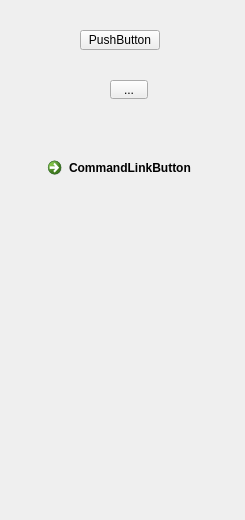
The window that CustomPainteWidget/LeftPanel.ui (suncaiyu/qt-custom-widget) describes before a commit, drawn with Qt 5.
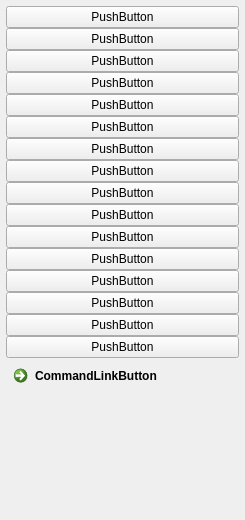
The same window after the commit. Custom widgets are drawn as their Qt base class.

```diff
--- a/CustomPainteWidget/LeftPanel.ui
+++ b/CustomPainteWidget/LeftPanel.ui
@@ -13,46 +13,150 @@
   <property name="windowTitle">
    <string>Frame</string>
   </property>
-  <widget class="QPushButton" name="pushButton">
-   <property name="geometry">
-    <rect>
-     <x>80</x>
-     <y>30</y>
-     <width>80</width>
-     <height>20</height>
-    </rect>
+  <layout class="QVBoxLayout" name="verticalLayout">
+   <property name="spacing">
+    <number>0</number>
    </property>
-   <property name="text">
-    <string>PushButton</string>
+   <property name="leftMargin">
+    <number>6</number>
    </property>
-  </widget>
-  <widget class="QToolButton" name="toolButton">
-   <property name="geometry">
-    <rect>
-     <x>110</x>
-     <y>80</y>
-     <width>38</width>
-     <height>19</height>
-    </rect>
+   <property name="topMargin">
+    <number>6</number>
    </property>
-   <property name="text">
-    <string>...</string>
+   <property name="rightMargin">
+    <number>6</number>
    </property>
-  </widget>
-  <widget class="QCommandLinkButton" name="commandLinkButton">
-   <property name="geometry">
-    <rect>
-     <x>40</x>
-     <y>150</y>
-     <width>168</width>
-     <height>41</height>
-    </rect>
+   <property name="bottomMargin">
+    <number>0</number>
    </property>
-   <property name="text">
-    <string>CommandLinkButton</string>
-   </property>
-  </widget>
+   <item>
+    <widget class="SPushButton" name="pushButton">
+     <property name="text">
+      <string>PushButton</string>
+     </property>
+    </widget>
+   </item>
+   <item>
+    <widget class="SPushButton" name="pushButton_2">
+     <property name="text">
+      <string>PushButton</string>
+     </property>
+    </widget>
+   </item>
+   <item>
+    <widget class="SPushButton" name="pushButton_3">
+     <property name="text">
+      <string>PushButton</string>
+     </property>
+    </widget>
+   </item>
+   <item>
+    <widget class="SPushButton" name="pushButton_4">
+     <property name="text">
+      <string>PushButton</string>
+     </property>
+    </widget>
+   </item>
+   <item>
+    <widget class="SPushButton" name="pushButton_5">
+     <property name="text">
+      <string>PushButton</string>
+     </property>
+    </widget>
+   </item>
+   <item>
+    <widget class="SPushButton" name="pushButton_6">
+     <property name="text">
+      <string>PushButton</string>
+     </property>
+    </widget>
+   </item>
+   <item>
+    <widget class="SPushButton" name="pushButton_7">
+     <property name="text">
+      <string>PushButton</string>
+     </property>
+    </widget>
+   </item>
+   <item>
+    <widget class="SPushButton" name="pushButton_8">
+     <property name="text">
+      <string>PushButton</string>
+     </property>
+    </widget>
+   </item>
+   <item>
+    <widget class="SPushButton" name="pushButton_9">
+     <property name="text">
+      <string>PushButton</string>
+     </property>
+    </widget>
+   </item>
+   <item>
+    <widget class="SPushButton" name="pushButton_10">
+     <property name="text">
+      <string>PushButton</string>
+     </property>
+    </widget>
+   </item>
+   <item>
+    <widget class="SPushButton" name="pushButton_11">
+     <property name="text">
+      <string>PushButton</string>
+     </property>
+    </widget>
+   </item>
+   <item>
+    <widget class="SPushButton" name="pushButton_12">
+     <property name="text">
+      <string>PushButton</string>
+     </property>
+    </widget>
+   </item>
+   <item>
+    <widget class="SPushButton" name="pushButton_13">
+     <property name="text">
+      <string>PushButton</string>
+     </property>
+    </widget>
+   </item>
+   <item>
+    <widget class="SPushButton" name="pushButton_14">
+     <property name="text">
+      <string>PushButton</string>
+     </property>
+    </widget>
+   </item>
+   <item>
+    <widget class="SPushButton" name="pushButton_15">
+     <property name="text">
+      <string>PushButton</string>
+     </property>
+    </widget>
+   </item>
+   <item>
+    <widget class="SPushButton" name="pushButton_16">
+     <property name="text">
+      <string>PushButton</string>
+     </property>
+    </widget>
+   </item>
+   <item>
+    <widget class="QCommandLinkButton" name="commandLinkButton">
+     <property name="text">
+      <string>CommandLinkButton</string>
+     </property>
+    </widget>
+   </item>
+  </layout>
  </widget>
+ <customwidgets>
+  <customwidget>
+   <class>SPushButton</class>
+   <extends>QPushButton</extends>
+   <header>SPushButton.h</header>
+  </customwidget>
+ </customwidgets>
  <resources/>
  <connections/>
 </ui>
```
